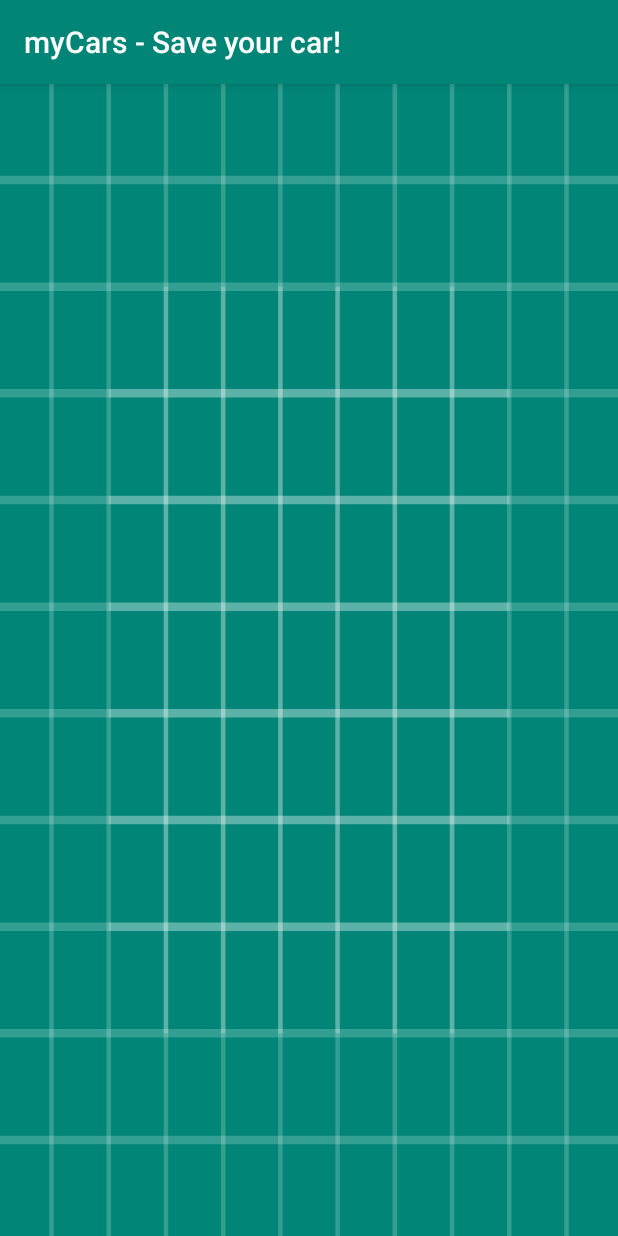
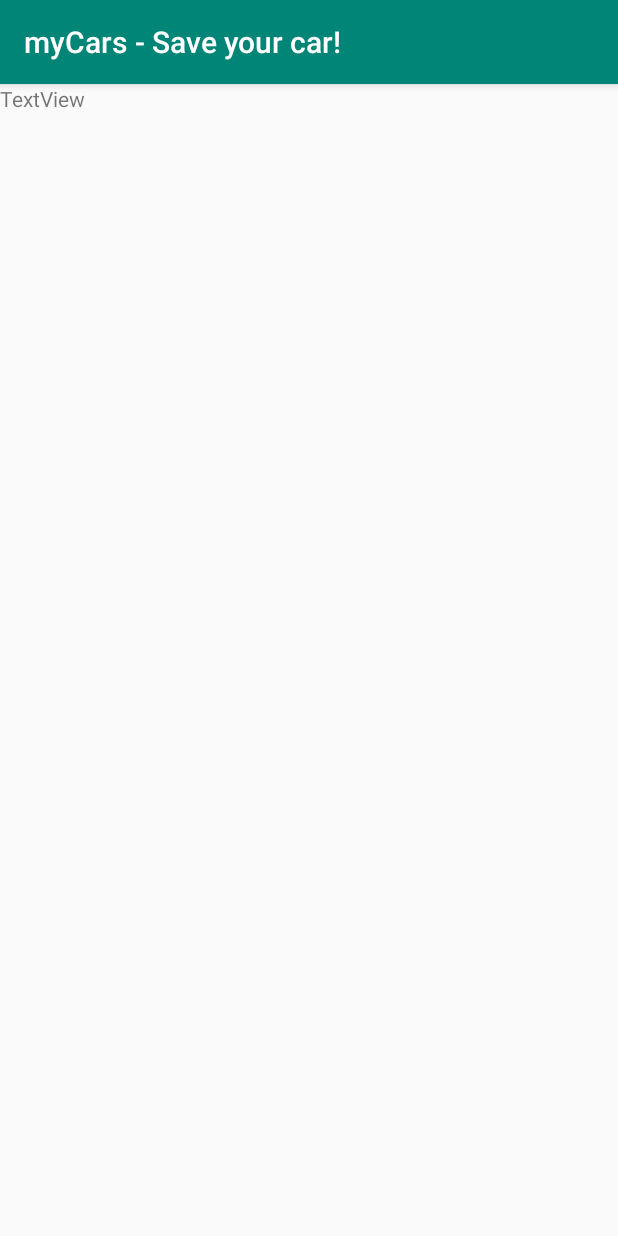
Before and after one commit to Joserto97DEV/myCars, an Android app: the CarDetail screen opened directly, with no data from a screen before it, on a phone screen of 412 x 824 dp. Run offline under Robolectric (Android 15) with nearby library versions, the phone set to English and light mode, and no system bars.

Commit message:
OPEN CarDetails with the car ID

```diff
--- a/app/src/main/java/com/josalv/mycars/CarDetail.java
+++ b/app/src/main/java/com/josalv/mycars/CarDetail.java
@@ -27,5 +27,15 @@ public class CarDetail extends AppCompatActivity {
     protected void onCreate(Bundle savedInstanceState) {
         super.onCreate(savedInstanceState);
         setContentView(R.layout.activity_car_detail);
+
+
+        tvMarca = (TextView) findViewById(R.id.textView3);
+
+        // Obtenemos el item que habiamos clickado
+        Bundle bundle = getIntent().getExtras();
+        if (bundle != null){
+            tvMarca.setText(bundle.getString("carID"));
+        }
+
     }
 }
--- a/app/src/main/java/com/josalv/mycars/CarList.java
+++ b/app/src/main/java/com/josalv/mycars/CarList.java
@@ -24,5 +24,4 @@ public class CarList extends AppCompatActivity {
     }
 
 
-
 }
--- a/app/src/main/res/layout/activity_car_detail.xml
+++ b/app/src/main/res/layout/activity_car_detail.xml
@@ -4,7 +4,13 @@
     xmlns:tools="http://schemas.android.com/tools"
     android:layout_width="match_parent"
     android:layout_height="match_parent"
-    android:background="@drawable/ic_launcher_background"
-    tools:context=".CarDetail">
+    tools:context=".CarDetail" >
 
+    <TextView
+        android:id="@+id/textView3"
+        android:layout_width="wrap_content"
+        android:layout_height="wrap_content"
+        android:text="TextView"
+        tools:layout_editor_absoluteX="117dp"
+        tools:layout_editor_absoluteY="79dp" />
 </android.support.constraint.ConstraintLayout>
```
Also changed, not shown: app/src/main/java/com/josalv/mycars/MainActivity.java (+35 -4 lines).
